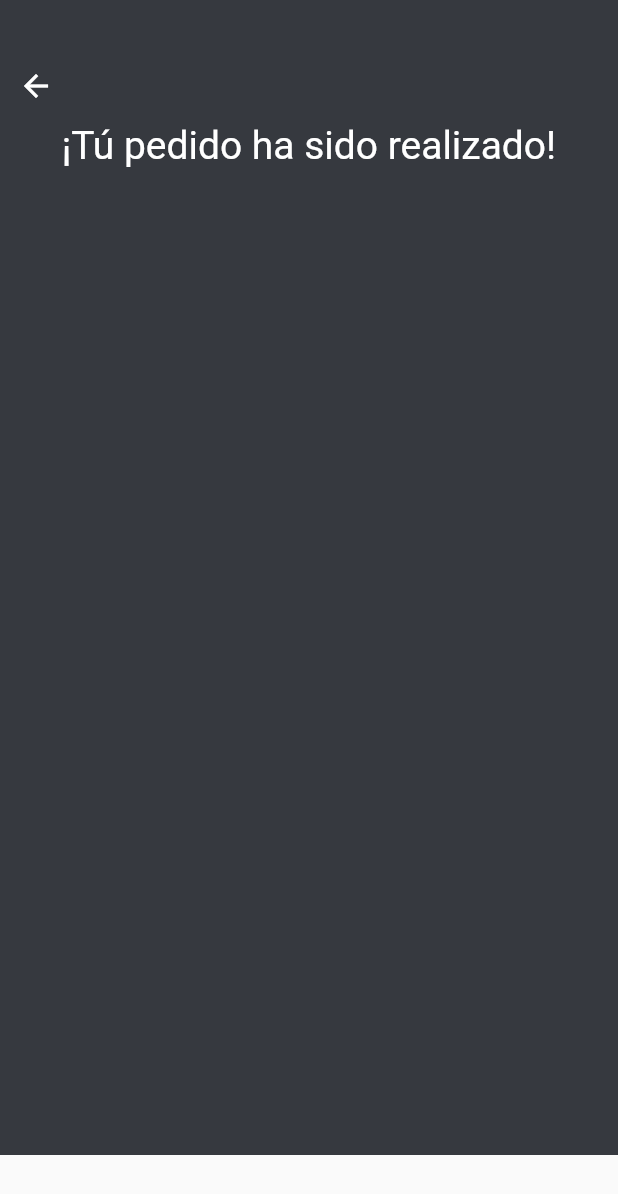
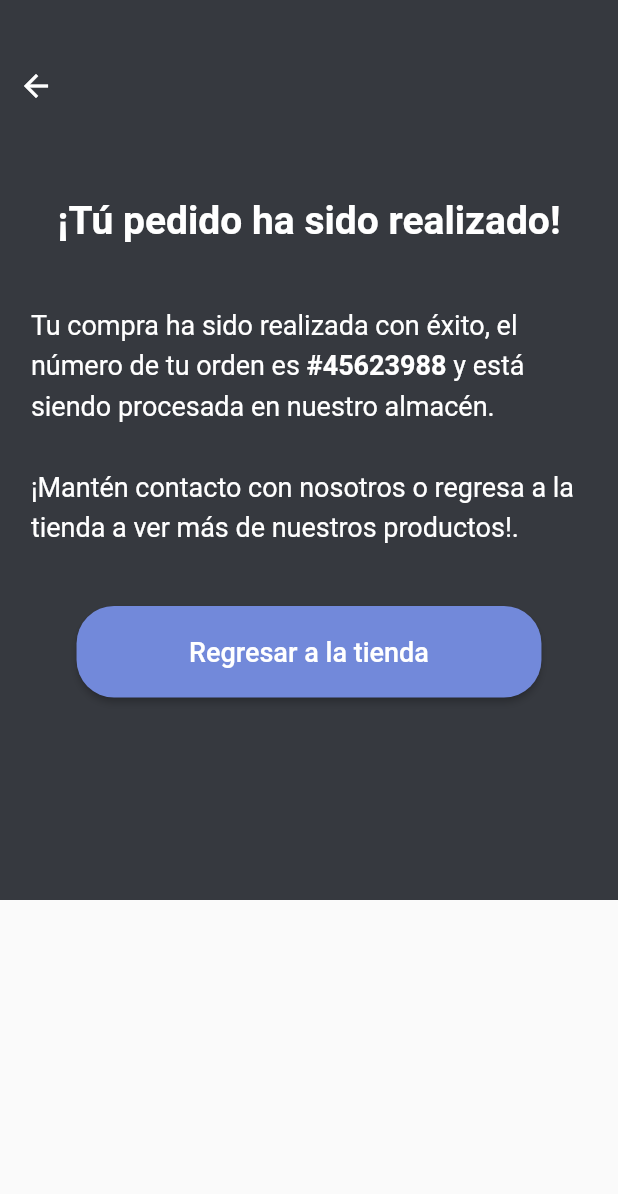
Before and after one commit to Warlocko/metro_mobile, a Flutter app: the MmConfirmationStateful screen opened directly, on a phone screen of 412 x 824 dp. Shown: the top 1194 px of the screen. Run offline on Flutter 3.47's test engine with Material 2 defaults, Android fonts, the phone set to English and light mode, and no system bars.

Commit message:
Gargantuan size possesses no instrinsic merit, lest extraordinary exsanguination be considered a virtue.

```diff
--- a/lib/confirmation.dart
+++ b/lib/confirmation.dart
@@ -1,5 +1,6 @@
 import 'package:flutter/cupertino.dart';
 import 'package:flutter/material.dart';
+import 'package:metromobile/store.dart';
 
 class MmConfirmationStateful extends StatefulWidget {
   @override
@@ -41,7 +42,7 @@ class MmConfirmation extends State<MmConfirmationStateful> {
         body: SingleChildScrollView(
             child: Container(
                 width: double.infinity,
-                height: 770,
+                height: 600,
                 color: myGrey,
                 child: Column(children: <Widget>[
                   Container(
@@ -59,11 +60,33 @@ class MmConfirmation extends State<MmConfirmationStateful> {
                       )),
                   Container(
                       width: double.infinity,
+                      margin: EdgeInsets.only(top: 50, bottom: 20),
                       child:
-                      Text("¡Tú pedido ha sido realizado!", textAlign: TextAlign.center, style: TextStyle(color: Colors.white, fontSize: 26),)
+                      Text("¡Tú pedido ha sido realizado!", textAlign: TextAlign.center, style: TextStyle(color: Colors.white, fontWeight: FontWeight.bold, fontSize: 26),)
                   ),
                   Container(
-
+                    margin: EdgeInsets.only(top: 20, bottom: 40),
+                    width: MediaQuery.of(context).size.width * 0.90,
+                    child: RichText(
+                      text: TextSpan(
+                        style: TextStyle(color: Colors.white, fontSize: 18, height: 1.5),
+                        children: <TextSpan>[
+                          TextSpan(text: "Tu compra ha sido realizada con éxito, el número de tu orden es", style: TextStyle()),
+                          TextSpan(text: " #45623988 ", style: TextStyle(fontWeight: FontWeight.bold)),
+                          TextSpan(text: "y está siendo procesada en nuestro almacén.", style: TextStyle()),
+                          TextSpan(text: "\n\n¡Mantén contacto con nosotros o regresa a la tienda a ver más de nuestros productos!.", style: TextStyle()),
+                        ]
+                      ),
+                    ),
+                  ),
+                  RaisedButton(
+                    onPressed: () => Navigator.push(context, MaterialPageRoute(builder: (context) => MmStoreStateful())),
+                    color: myblue,
+                    shape: RoundedRectangleBorder(
+                        borderRadius: BorderRadius.circular(25)
+                    ),
+                    padding: EdgeInsets.only(top: 20, bottom: 20, left: 75, right: 75),
+                    child: const Text('Regresar a la tienda', style: TextStyle(color: Colors.white, fontSize: 18)),
                   )
                 ]))));
   }
```
